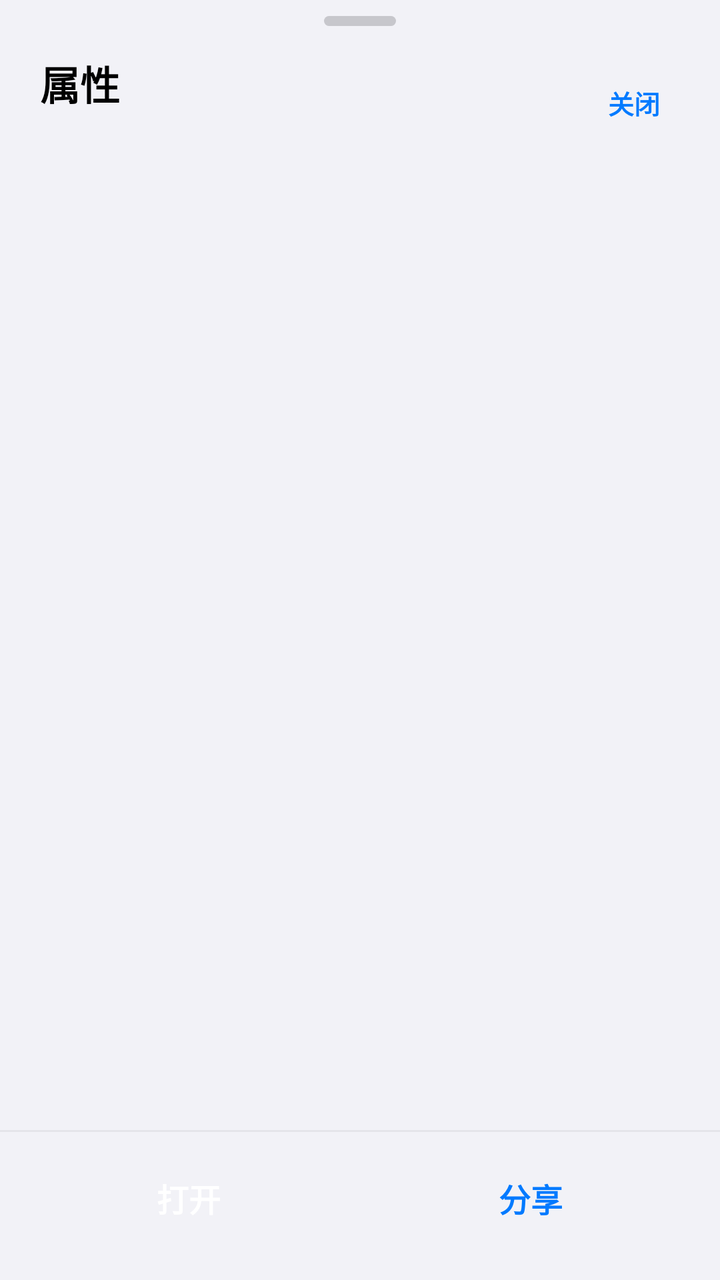
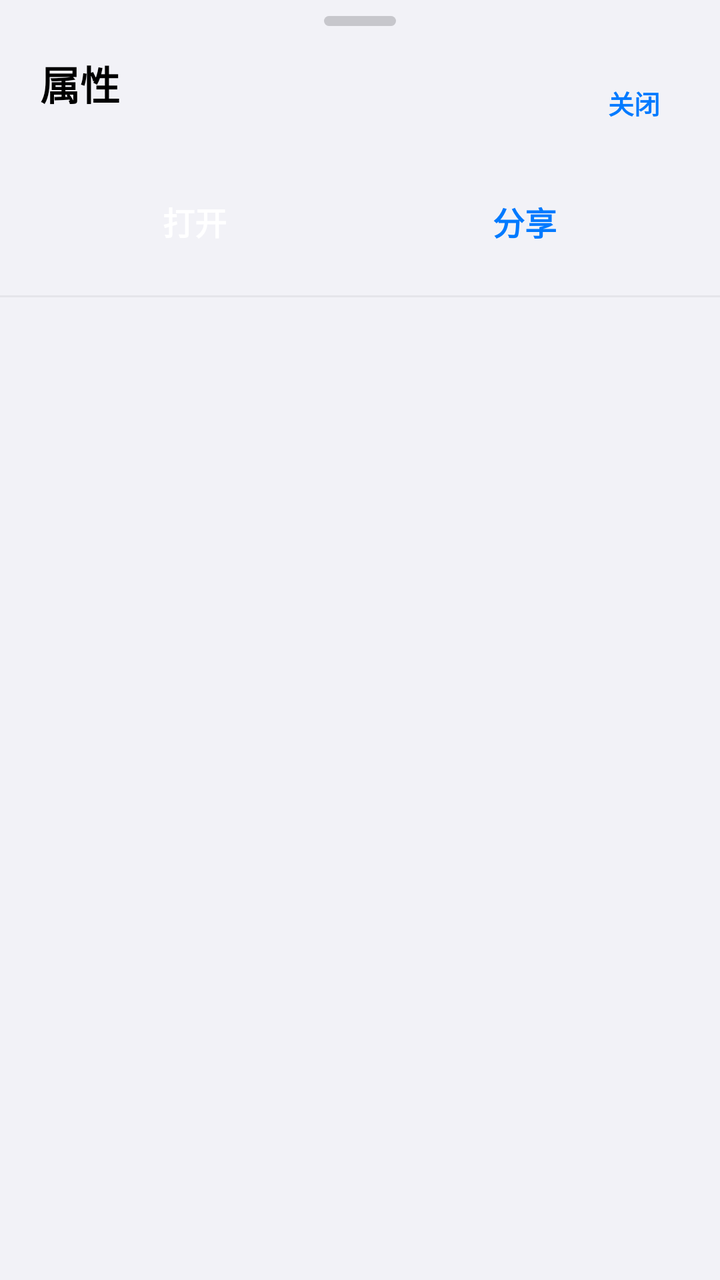

Two renders of the same Android screen: before a commit and after it. Below are the layout's source before the change and the commit's diff.
<!-- AndroidManifest.xml: application theme Theme.MDM -->
<!-- res/layout/sheet_properties.xml -->
<?xml version="1.0" encoding="utf-8"?>
<LinearLayout xmlns:android="http://schemas.android.com/apk/res/android"
    android:id="@+id/propertiesSheet"
    android:layout_width="match_parent"
    android:layout_height="match_parent"
    android:background="@drawable/bg_sheet_top"
    android:clickable="true"
    android:focusable="true"
    android:orientation="vertical"
    android:paddingBottom="8dp">

    
    <LinearLayout
        android:id="@+id/propHeader"
        android:layout_width="match_parent"
        android:layout_height="wrap_content"
        android:background="?attr/selectableItemBackground"
        android:clickable="true"
        android:focusable="true"
        android:orientation="vertical">

        <View
            android:layout_width="36dp"
            android:layout_height="5dp"
            android:layout_gravity="center_horizontal"
            android:layout_marginTop="8dp"
            android:background="@drawable/bg_sheet_handle" />

        <LinearLayout
            android:layout_width="match_parent"
            android:layout_height="wrap_content"
            android:gravity="center_vertical"
            android:orientation="horizontal"
            android:paddingStart="20dp"
            android:paddingTop="14dp"
            android:paddingEnd="14dp"
            android:paddingBottom="8dp">

            <LinearLayout
                android:layout_width="0dp"
                android:layout_height="wrap_content"
                android:layout_weight="1"
                android:orientation="vertical">

                <TextView
                    android:layout_width="wrap_content"
                    android:layout_height="wrap_content"
                    android:text="@string/properties_title"
                    android:textColor="@color/ios_label"
                    android:textSize="20sp"
                    android:textStyle="bold" />

                <TextView
                    android:id="@+id/tvPropSubtitle"
                    android:layout_width="match_parent"
                    android:layout_height="wrap_content"
                    android:layout_marginTop="3dp"
                    android:ellipsize="middle"
                    android:maxLines="2"
                    android:textColor="@color/ios_label_2"
                    android:textSize="12sp" />
            </LinearLayout>

            <TextView
                android:id="@+id/btnPropClose"
                android:layout_width="wrap_content"
                android:layout_height="36dp"
                android:background="@drawable/bg_ios_input"
                android:gravity="center"
                android:paddingStart="16dp"
                android:paddingEnd="16dp"
                android:text="@string/changelog_close"
                android:textColor="@color/ios_blue"
                android:textSize="13sp"
                android:textStyle="bold" />
        </LinearLayout>
    </LinearLayout>

    <ScrollView
        android:id="@+id/propScroll"
        android:layout_width="match_parent"
        android:layout_height="0dp"
        android:layout_weight="1"
        android:clipToPadding="false"
        android:overScrollMode="ifContentScrolls"
        android:scrollbars="none">

        <LinearLayout
            android:id="@+id/propList"
            android:layout_width="match_parent"
            android:layout_height="wrap_content"
            android:orientation="vertical"
            android:paddingBottom="6dp" />
    </ScrollView>

    <View
        android:layout_width="match_parent"
        android:layout_height="1dp"
        android:background="@color/ios_separator" />

    
    <LinearLayout
        android:layout_width="match_parent"
        android:layout_height="wrap_content"
        android:orientation="horizontal"
        android:paddingStart="14dp"
        android:paddingTop="10dp"
        android:paddingEnd="14dp"
        android:paddingBottom="10dp">

        <TextView
            android:id="@+id/btnPropOpen"
            android:layout_width="0dp"
            android:layout_height="46dp"
            android:layout_weight="1"
            android:background="@drawable/bg_sheet_btn_primary"
            android:gravity="center"
            android:text="@string/open"
            android:textColor="@color/white"
            android:textSize="16sp"
            android:textStyle="bold" />

        <TextView
            android:id="@+id/btnPropShare"
            android:layout_width="0dp"
            android:layout_height="46dp"
            android:layout_marginStart="10dp"
            android:layout_weight="1"
            android:background="@drawable/bg_sheet_btn_secondary"
            android:gravity="center"
            android:text="@string/share"
            android:textColor="@color/ios_blue"
            android:textSize="16sp"
            android:textStyle="bold" />
    </LinearLayout>
</LinearLayout>
<!-- resources referenced by this layout -->
<resources>
  <color name="ios_blue">#007AFF</color>
  <color name="ios_label">#000000</color>
  <color name="ios_label_2">#8A8A8E</color>
  <color name="ios_separator">#E5E5EA</color>
  <color name="white">#FFFFFF</color>
  <!-- drawable bg_ios_input (drawable) -->
  <?xml version="1.0" encoding="utf-8"?>
  <drawable class="com.misterdownloadmanager.mobile.SmoothShapeDrawable"
      xmlns:app="http://schemas.android.com/apk/res-auto"
      app:smColor="@color/ios_fill"
      app:smRadius="12dp" />
  <!-- drawable bg_sheet_btn_primary (drawable) -->
  <?xml version="1.0" encoding="utf-8"?>
  <drawable class="com.misterdownloadmanager.mobile.SmoothShapeDrawable"
      xmlns:app="http://schemas.android.com/apk/res-auto"
      app:smColor="@color/ios_blue"
      app:smRadius="14dp" />
  <!-- drawable bg_sheet_btn_secondary (drawable) -->
  <?xml version="1.0" encoding="utf-8"?>
  <drawable class="com.misterdownloadmanager.mobile.SmoothShapeDrawable"
      xmlns:app="http://schemas.android.com/apk/res-auto"
      app:smColor="@color/ios_fill"
      app:smRadius="14dp" />
  <!-- drawable bg_sheet_handle (drawable) -->
  <?xml version="1.0" encoding="utf-8"?>
  <shape xmlns:android="http://schemas.android.com/apk/res/android"
      android:shape="rectangle">
      <solid android:color="@color/ios_label_3" />
      <corners android:radius="3dp" />
  </shape>
  <!-- drawable bg_sheet_top (drawable) -->
  <?xml version="1.0" encoding="utf-8"?>
  <drawable class="com.misterdownloadmanager.mobile.SmoothShapeDrawable"
      xmlns:app="http://schemas.android.com/apk/res-auto"
      app:smColor="@color/ios_card"
      app:smRadiusTopLeft="26dp"
      app:smRadiusTopRight="26dp" />
  <string name="changelog_close">关闭</string>
  <string name="open">打开</string>
  <string name="properties_title">属性</string>
  <string name="share">分享</string>
  <color name="ios_fill">#EFEFF4</color>
  <color name="ios_label_3">#C7C7CC</color>
  <color name="ios_card">#FFFFFF</color>
  <color name="mdm_primary_container">#E5F0FF</color>
  <color name="mdm_on_primary_container">#0062CC</color>
  <color name="mdm_secondary_container">#FFF0DE</color>
  <color name="mdm_on_secondary_container">#8A4B00</color>
  <color name="ios_red">#FF3B30</color>
  <color name="ios_bg">#F2F2F7</color>
  <style name="ThemeOverlay.MDM.BottomSheetDialog" parent="ThemeOverlay.Material3.BottomSheetDialog">
          <item name="bottomSheetStyle">@style/Widget.MDM.BottomSheet</item>
          <item name="colorSurfaceContainerLow">@color/ios_card</item>
          <item name="colorSurface">@color/ios_card</item>
          <item name="colorOnSurface">@color/ios_label</item>
          <item name="colorPrimary">@color/ios_blue</item>
      </style>
  <style name="Widget.MDM.BottomSheet" parent="Widget.Material3.BottomSheet.Modal">
          <item name="backgroundTint">@color/ios_card</item>
          <item name="shapeAppearance">@style/ShapeAppearance.MDM.Sheet</item>
      </style>
  <style name="ShapeAppearance.MDM.Sheet" parent="">
          <item name="cornerFamily">rounded</item>
          <item name="cornerSizeTopLeft">28dp</item>
          <item name="cornerSizeTopRight">28dp</item>
          <item name="cornerSizeBottomLeft">0dp</item>
          <item name="cornerSizeBottomRight">0dp</item>
      </style>
  <!-- unchanged entries left out for length: 1 -->
</resources>

<!-- the commit's change to res/layout/sheet_properties.xml (unified diff, before → after) -->
@@ -76,37 +76,15 @@
         </LinearLayout>
     </LinearLayout>
 
-    <ScrollView
-        android:id="@+id/propScroll"
-        android:layout_width="match_parent"
-        android:layout_height="0dp"
-        android:layout_weight="1"
-        android:clipToPadding="false"
-        android:overScrollMode="ifContentScrolls"
-        android:scrollbars="none">
-
-        <LinearLayout
-            android:id="@+id/propList"
-            android:layout_width="match_parent"
-            android:layout_height="wrap_content"
-            android:orientation="vertical"
-            android:paddingBottom="6dp" />
-    </ScrollView>
-
-    <View
-        android:layout_width="match_parent"
-        android:layout_height="1dp"
-        android:background="@color/ios_separator" />
-
     
     <LinearLayout
         android:layout_width="match_parent"
         android:layout_height="wrap_content"
         android:orientation="horizontal"
-        android:paddingStart="14dp"
-        android:paddingTop="10dp"
-        android:paddingEnd="14dp"
-        android:paddingBottom="10dp">
+        android:paddingStart="20dp"
+        android:paddingTop="4dp"
+        android:paddingEnd="20dp"
+        android:paddingBottom="14dp">
 
         <TextView
             android:id="@+id/btnPropOpen"
@@ -133,4 +111,27 @@
             android:textSize="16sp"
             android:textStyle="bold" />
     </LinearLayout>
+
+    <View
+        android:layout_width="match_parent"
+        android:layout_height="1dp"
+        android:background="@color/ios_separator" />
+
+    <ScrollView
+        android:id="@+id/propScroll"
+        android:layout_width="match_parent"
+        android:layout_height="0dp"
+        android:layout_weight="1"
+        android:clipToPadding="false"
+        android:overScrollMode="ifContentScrolls"
+        android:scrollbars="none">
+
+        <LinearLayout
+            android:id="@+id/propList"
+            android:layout_width="match_parent"
+            android:layout_height="wrap_content"
+            android:orientation="vertical"
+            android:paddingTop="4dp"
+            android:paddingBottom="6dp" />
+    </ScrollView>
 </LinearLayout>
